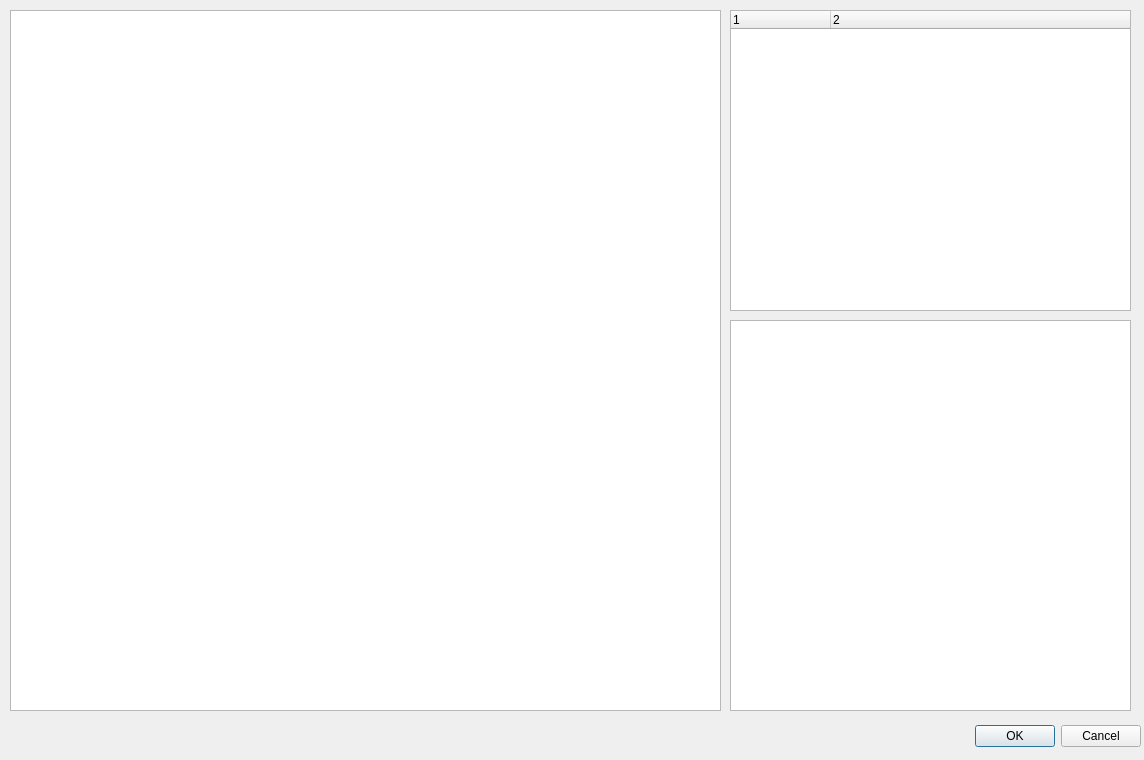
First picture: the form in apps/NSXQt/ui/DialogConvolve.ui, repository k61n/openhkl, before the edit.
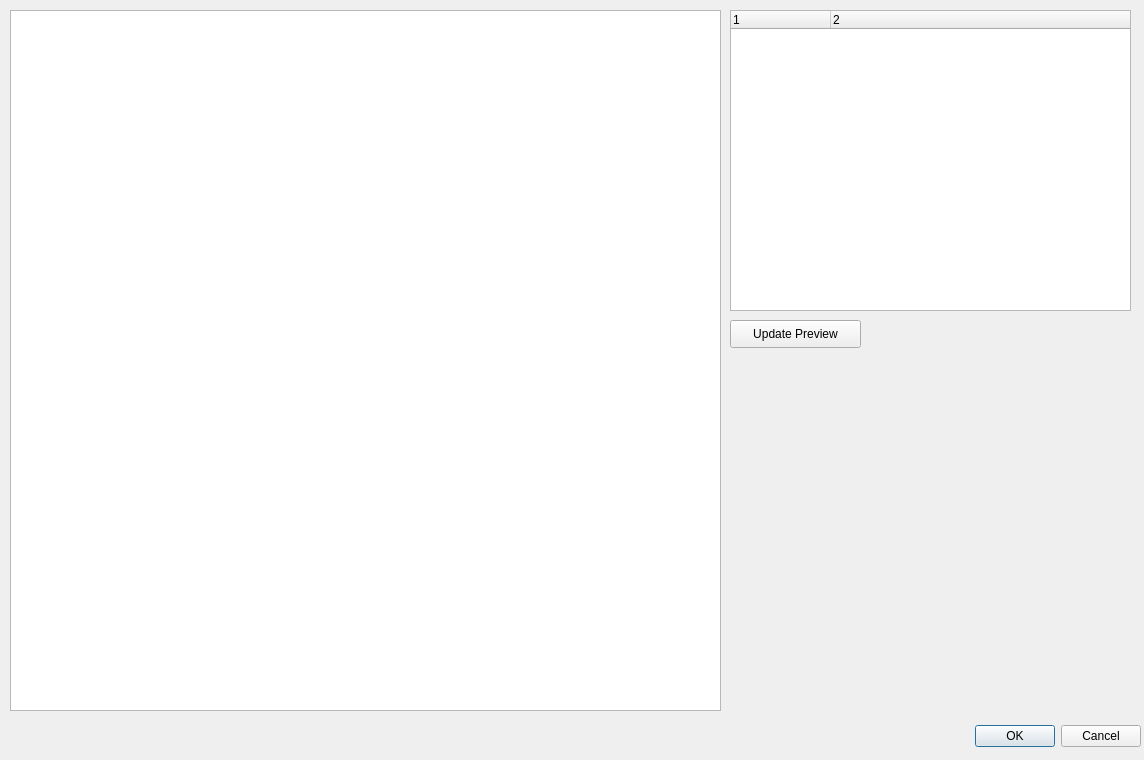
Second picture: the form after the edit. Custom widgets are drawn as their Qt base class.

Commit message: convolution preview is basically working now

Diff of the .ui file:
```diff
--- a/apps/NSXQt/ui/DialogConvolve.ui
+++ b/apps/NSXQt/ui/DialogConvolve.ui
@@ -65,15 +65,18 @@
     </property>
    </column>
   </widget>
-  <widget class="QGraphicsView" name="graphicsView_2">
+  <widget class="QPushButton" name="pushButton">
    <property name="geometry">
     <rect>
      <x>730</x>
      <y>320</y>
-     <width>401</width>
-     <height>391</height>
+     <width>131</width>
+     <height>28</height>
     </rect>
    </property>
+   <property name="text">
+    <string>Update Preview</string>
+   </property>
   </widget>
  </widget>
  <customwidgets>
```
The commit also changes 17 other files.
